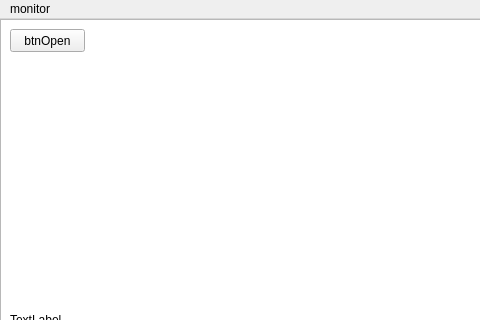
westmood1219/AV-Qt-RTSP-Monitor, file mainwindow.ui: the form before one commit; both pictures show x 0 to 480 and y 0 to 320 of the 800 by 600 pixel window.
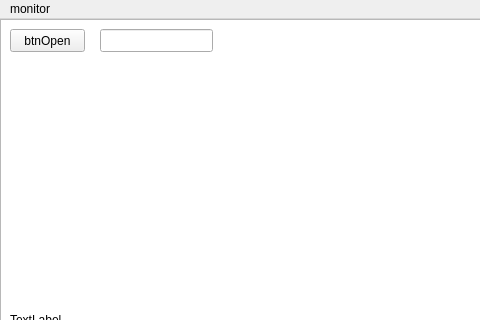
The form after the commit.

Commit message: feat:实现rtsp视频流播放(延迟很大)

Patch:
```diff
--- a/mainwindow.ui
+++ b/mainwindow.ui
@@ -50,6 +50,16 @@
      <string>TextLabel</string>
     </property>
    </widget>
+   <widget class="QLineEdit" name="rtspAddr">
+    <property name="geometry">
+     <rect>
+      <x>100</x>
+      <y>10</y>
+      <width>113</width>
+      <height>23</height>
+     </rect>
+    </property>
+   </widget>
   </widget>
   <widget class="QMenuBar" name="menubar">
    <property name="geometry">
```
The commit also changes 5 other files.
